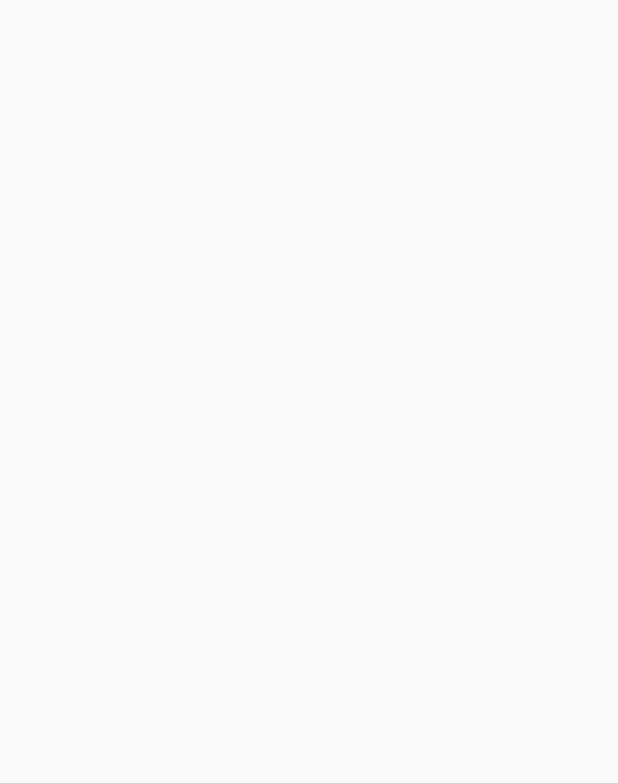
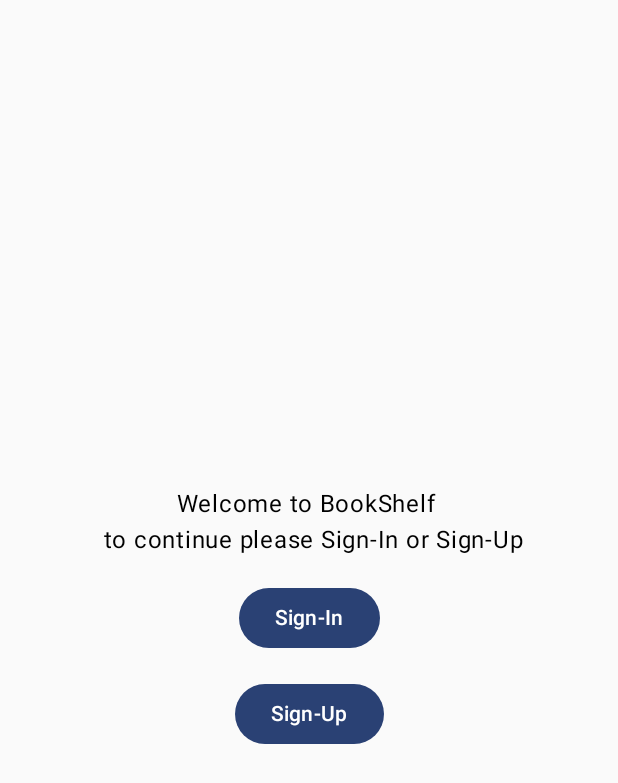
Before and after one commit to abhisek30/BookShelf, an Android app built with Jetpack Compose: the screen it shows after launch (MainActivity before the commit, AuthenticationActivity after it), on a phone screen of 412 x 824 dp. Before the commit the part shown is empty. Shown: the top 783 px of the screen. Run offline under Robolectric (Android 15) with nearby library versions, the phone set to English and light mode, and no system bars; our stand-ins replace Dagger/Hilt's generated code.

Commit message:
added authentication dashboard ui and logic

```diff
--- a/app/src/main/AndroidManifest.xml
+++ b/app/src/main/AndroidManifest.xml
@@ -14,6 +14,9 @@
         android:theme="@style/Theme.BookShelf"
         tools:targetApi="31">
         <activity
+            android:name=".ui.auth.AuthenticationActivity"
+            android:exported="false" />
+        <activity
             android:name=".ui.MainActivity"
             android:exported="true"
             android:label="@string/app_name"
--- a/app/src/main/java/com/abhisek/project/bookshelf/ui/MainActivity.kt
+++ b/app/src/main/java/com/abhisek/project/bookshelf/ui/MainActivity.kt
@@ -1,5 +1,6 @@
 package com.abhisek.project.bookshelf.ui
 
+import android.content.Intent
 import android.os.Bundle
 import androidx.activity.ComponentActivity
 import androidx.activity.compose.setContent
@@ -13,6 +14,7 @@ import androidx.compose.runtime.Composable
 import androidx.compose.runtime.LaunchedEffect
 import androidx.compose.ui.Modifier
 import androidx.compose.ui.tooling.preview.Preview
+import com.abhisek.project.bookshelf.ui.auth.AuthenticationActivity
 import com.abhisek.project.bookshelf.ui.theme.BookShelfTheme
 import dagger.hilt.android.AndroidEntryPoint
 import kotlinx.coroutines.flow.collect
@@ -32,6 +34,8 @@ class MainActivity : ComponentActivity() {
                         is MainEffect.NavigateToHome -> {
                         }
                         is MainEffect.NavigateToAuthentication -> {
+                            startActivity(Intent(this@MainActivity,AuthenticationActivity::class.java))
+                            finish()
                         }
                     }
                 }.collect()
--- a/app/src/main/java/com/abhisek/project/bookshelf/ui/MainViewModel.kt
+++ b/app/src/main/java/com/abhisek/project/bookshelf/ui/MainViewModel.kt
@@ -25,7 +25,7 @@ class MainViewModel @Inject constructor(
     private fun checkIsAuthenticated() {
         viewModelScope.launch(Dispatchers.IO) {
             val isAuthenticated = isAuthenticatedUsecase.invoke()
-            if(isAuthenticated.not()) {
+            if(isAuthenticated) {
                 _uiEffect.emit(MainEffect.NavigateToHome)
             } else {
                 _uiEffect.emit(MainEffect.NavigateToAuthentication)
--- /dev/null
+++ b/app/src/main/java/com/abhisek/project/bookshelf/ui/auth/AuthenticationActivity.kt
@@ -0,0 +1,26 @@
+package com.abhisek.project.bookshelf.ui.auth
+
+import android.os.Bundle
+import androidx.activity.ComponentActivity
+import androidx.activity.compose.setContent
+import androidx.activity.enableEdgeToEdge
+import androidx.appcompat.app.AppCompatActivity
+import androidx.core.view.ViewCompat
+import androidx.core.view.WindowInsetsCompat
+import com.abhisek.project.bookshelf.R
+import com.abhisek.project.bookshelf.ui.theme.BookShelfTheme
+import dagger.hilt.android.AndroidEntryPoint
+
+@AndroidEntryPoint
+class AuthenticationActivity : ComponentActivity() {
+    override fun onCreate(savedInstanceState: Bundle?) {
+        super.onCreate(savedInstanceState)
+        setContent {
+            BookShelfTheme {
+                AuthenticationNavHost(navigateToDashboard = {
+
+                })
+            }
+        }
+    }
+}
--- /dev/null
+++ b/app/src/main/java/com/abhisek/project/bookshelf/ui/auth/AuthenticationNavHost.kt
@@ -0,0 +1,42 @@
+package com.abhisek.project.bookshelf.ui.auth
+
+import androidx.compose.foundation.layout.fillMaxSize
+import androidx.compose.runtime.Composable
+import androidx.compose.ui.Modifier
+import androidx.navigation.compose.NavHost
+import androidx.navigation.compose.composable
+import androidx.navigation.compose.rememberNavController
+import com.abhisek.project.bookshelf.ui.auth.dashboard.DashboardScreen
+import kotlinx.serialization.Serializable
+
+@Composable
+fun AuthenticationNavHost(modifier: Modifier = Modifier, navigateToDashboard: () -> Unit) {
+    val navController = rememberNavController()
+    NavHost(navController = navController, startDestination = AuthenticationScreen.Dashboard) {
+        composable<AuthenticationScreen.Dashboard> {
+            DashboardScreen(onNavigateToSignIn = {
+                navController.navigate(AuthenticationScreen.SignIn)
+            }, onNavigateToSignUp = {
+                navController.navigate(AuthenticationScreen.SignUp)
+            }, modifier = Modifier.fillMaxSize())
+        }
+        composable<AuthenticationScreen.SignIn> {
+
+        }
+        composable<AuthenticationScreen.SignUp> {
+
+        }
+    }
+}
+
+@Serializable
+sealed class AuthenticationScreen {
+    @Serializable
+    data object Dashboard : AuthenticationScreen()
+
+    @Serializable
+    data object SignIn : AuthenticationScreen()
+
+    @Serializable
+    data object SignUp : AuthenticationScreen()
+}
--- /dev/null
+++ b/app/src/main/java/com/abhisek/project/bookshelf/ui/auth/dashboard/DashboardScreen.kt
@@ -0,0 +1,60 @@
+package com.abhisek.project.bookshelf.ui.auth.dashboard
+
+import androidx.compose.foundation.background
+import androidx.compose.foundation.layout.Arrangement
+import androidx.compose.foundation.layout.Box
+import androidx.compose.foundation.layout.Column
+import androidx.compose.foundation.layout.fillMaxSize
+import androidx.compose.foundation.layout.padding
+import androidx.compose.material3.Button
+import androidx.compose.material3.Text
+import androidx.compose.runtime.Composable
+import androidx.compose.ui.Alignment
+import androidx.compose.ui.Modifier
+import androidx.compose.ui.graphics.Color
+import androidx.compose.ui.text.style.TextAlign
+import androidx.compose.ui.tooling.preview.Preview
+import androidx.compose.ui.unit.dp
+import com.abhisek.project.bookshelf.ui.theme.BookShelfTheme
+
+@Composable
+fun DashboardScreen(
+    modifier: Modifier = Modifier,
+    onNavigateToSignIn: () -> Unit,
+    onNavigateToSignUp: () -> Unit
+) {
+    Box(modifier = modifier.fillMaxSize()) {
+        Column(
+            horizontalAlignment = Alignment.CenterHorizontally,
+            verticalArrangement = Arrangement.Center,
+            modifier = Modifier.fillMaxSize()
+        ) {
+            Text(
+                text = "Welcome to BookShelf \n to continue please Sign-In or Sign-Up",
+                textAlign = TextAlign.Center
+            )
+            Button(onClick = { onNavigateToSignIn() }, modifier = Modifier.padding(16.dp)) {
+                Text(text = "Sign-In")
+            }
+            Button(onClick = { onNavigateToSignUp() }) {
+                Text(text = "Sign-Up")
+            }
+        }
+    }
+}
+
+@Preview
+@Composable
+private fun DashboardScreenPreview() {
+    BookShelfTheme {
+        DashboardScreen(
+            modifier = Modifier
+                .fillMaxSize()
+                .background(Color.White),
+            onNavigateToSignIn = {
+
+            }, onNavigateToSignUp = {
+
+            })
+    }
+}
```
